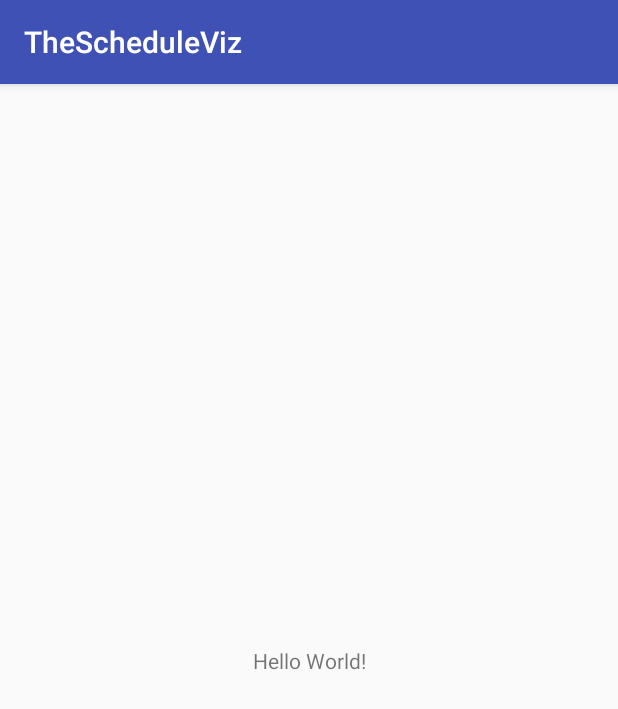
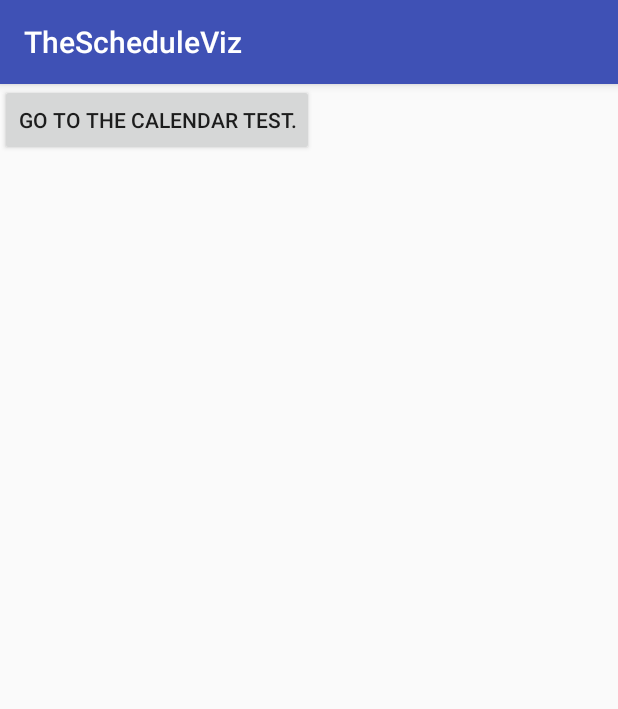
Before and after one commit to tobinjo/TO426App, an Android app: the MainActivity screen opened directly, with no data from a screen before it, on a phone screen of 412 x 824 dp. Shown: the top 709 px of the screen. Run offline under Robolectric (Android 15) with nearby library versions, the phone set to English and light mode, and no system bars.

Commit message:
Set up test screen to attempt screenshot.

```diff
--- a/app/src/main/java/com/example/johntobin/thescheduleviz/CalendarTest.java
+++ b/app/src/main/java/com/example/johntobin/thescheduleviz/CalendarTest.java
@@ -360,7 +360,7 @@ public class CalendarTest extends Activity
             DateTime now = new DateTime(System.currentTimeMillis());
             List<String> eventStrings = new ArrayList<String>();
             Events events = mService.events().list("primary")
-                    .setMaxResults(10)
+                    .setMaxResults(250)
                     .setTimeMin(now)
                     .setOrderBy("startTime")
                     .setSingleEvents(true)
--- a/app/src/main/java/com/example/johntobin/thescheduleviz/MainActivity.java
+++ b/app/src/main/java/com/example/johntobin/thescheduleviz/MainActivity.java
@@ -1,13 +1,38 @@
 package com.example.johntobin.thescheduleviz;
 
+import android.content.Intent;
 import android.support.v7.app.AppCompatActivity;
 import android.os.Bundle;
+import android.view.View;
+import android.widget.Button;
 
 public class MainActivity extends AppCompatActivity {
+
+    Button goToCalendarTest;
+    Button takeScreenshot;
 
     @Override
     protected void onCreate(Bundle savedInstanceState) {
         super.onCreate(savedInstanceState);
         setContentView(R.layout.activity_main);
+
+        goToCalendarTest = (Button) findViewById(R.id.goToCalendarTest);
+        goToCalendarTest.setOnClickListener(new View.OnClickListener() {
+            @Override
+            public void onClick(View view) {
+                Intent i = new Intent(getApplicationContext(), CalendarTest.class);
+                startActivity(i);
+                finish();
+            }
+        });
+
+        takeScreenshot = (Button) findViewById(R.id.goToCalendarTest);
+        takeScreenshot.setOnClickListener(new View.OnClickListener() {
+            @Override
+            public void onClick(View view) {
+
+            }
+        });
+
     }
 }
--- a/app/src/main/res/layout/activity_main.xml
+++ b/app/src/main/res/layout/activity_main.xml
@@ -6,13 +6,12 @@
     android:layout_height="match_parent"
     tools:context="com.example.johntobin.thescheduleviz.MainActivity">
 
-    <TextView
+    <Button
+        android:id="@+id/goToCalendarTest"
+        android:layout_height="wrap_content"
         android:layout_width="wrap_content"
-        android:layout_height="wrap_content"
-        android:text="Hello World!"
-        app:layout_constraintBottom_toBottomOf="parent"
-        app:layout_constraintLeft_toLeftOf="parent"
-        app:layout_constraintRight_toRightOf="parent"
-        app:layout_constraintTop_toTopOf="parent" />
+        android:text="Go to the calendar test." />
+
+
 
 </android.support.constraint.ConstraintLayout>
```
